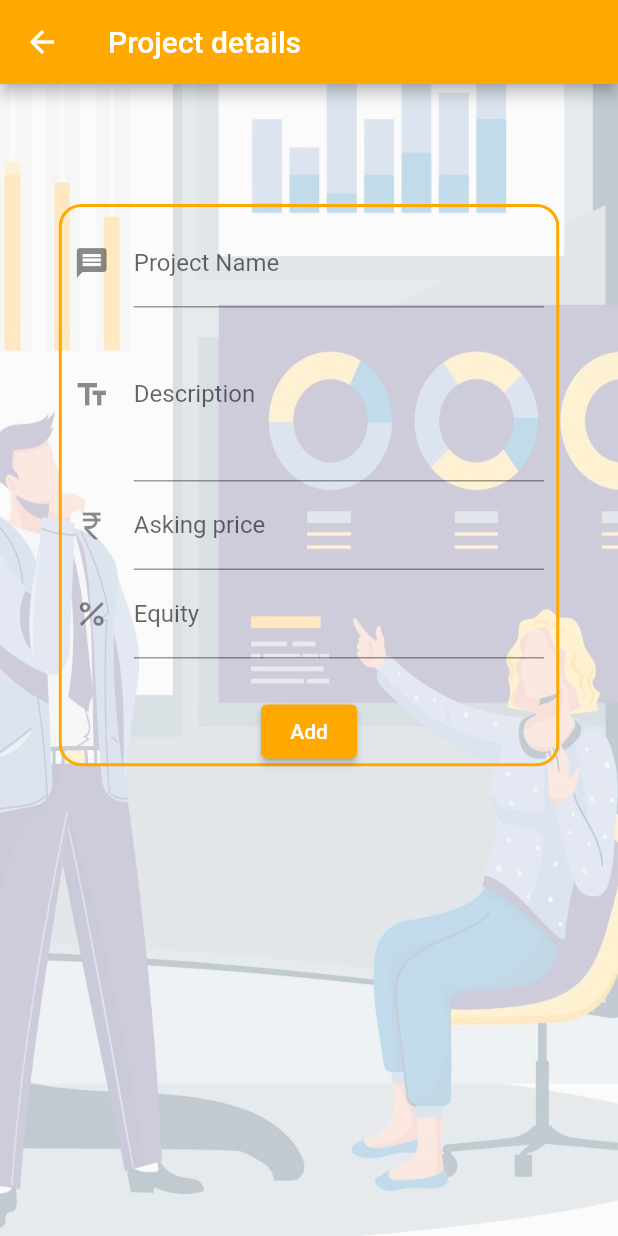
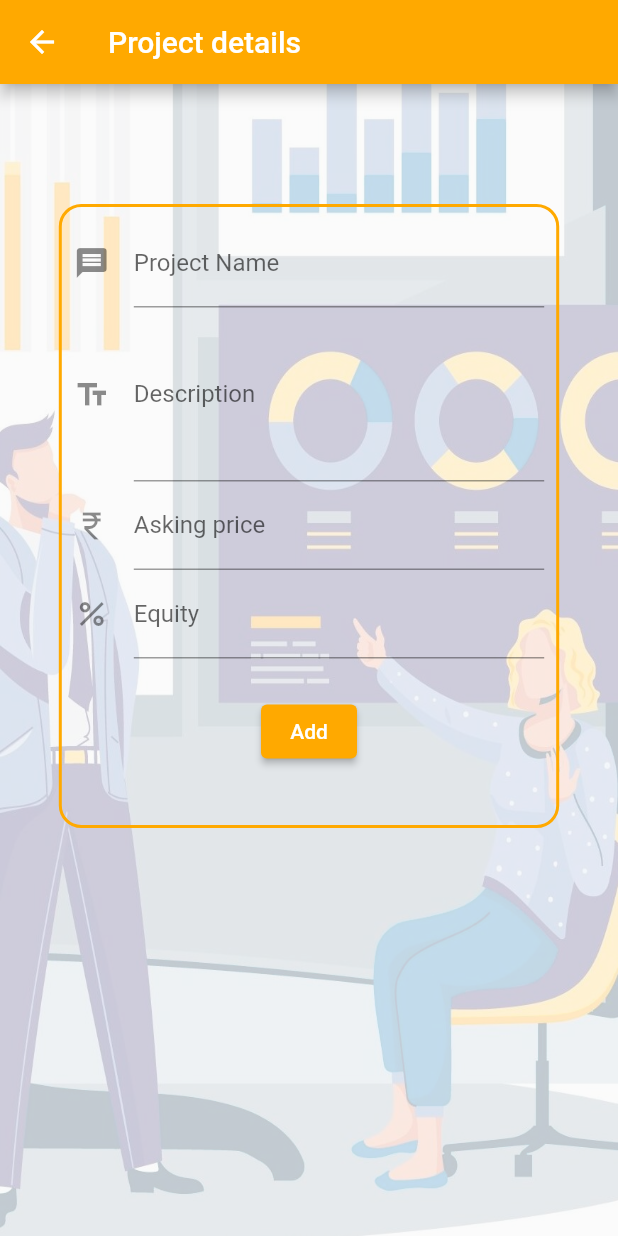
Before and after one commit to PBL-1F12022/Flutter-App, a Flutter app: the ProjectEnterScreen screen opened by its route, on a phone screen of 412 x 824 dp. Run offline on Flutter 3.47's test engine with Material 2 defaults, Android fonts, the phone set to English and light mode, and no system bars; our stand-ins replace flutter_secure_storage, fluttertoast, percent_indicator; accounts and stored records are empty; network calls fail.

Commit message:
Renderflow error fixed

```diff
--- a/lib/Screens/project_enter_screen.dart
+++ b/lib/Screens/project_enter_screen.dart
@@ -29,7 +29,6 @@ class _ProjectEnterScreenState extends State<ProjectEnterScreen> {
       "askingPrice": int.parse(_askingPriceController.text.trim()),
       "equity": double.parse(_equityController.text.trim()) / 100,
     };
-    // ignore: unused_local_variable
     try {
       var response = await http.post(
         url,
@@ -103,7 +102,7 @@ class _ProjectEnterScreenState extends State<ProjectEnterScreen> {
                   ),
                   child: SizedBox(
                     width: MediaQuery.of(context).size.width * 0.8,
-                    height: MediaQuery.of(context).size.height * 0.45,
+                    height: MediaQuery.of(context).size.height * 0.5,
                     child: Padding(
                       padding: const EdgeInsets.all(8.0),
                       child: Column(
```
Also changed, not shown: lib/Screens/my_projects_screen.dart (+5 -2 lines).
